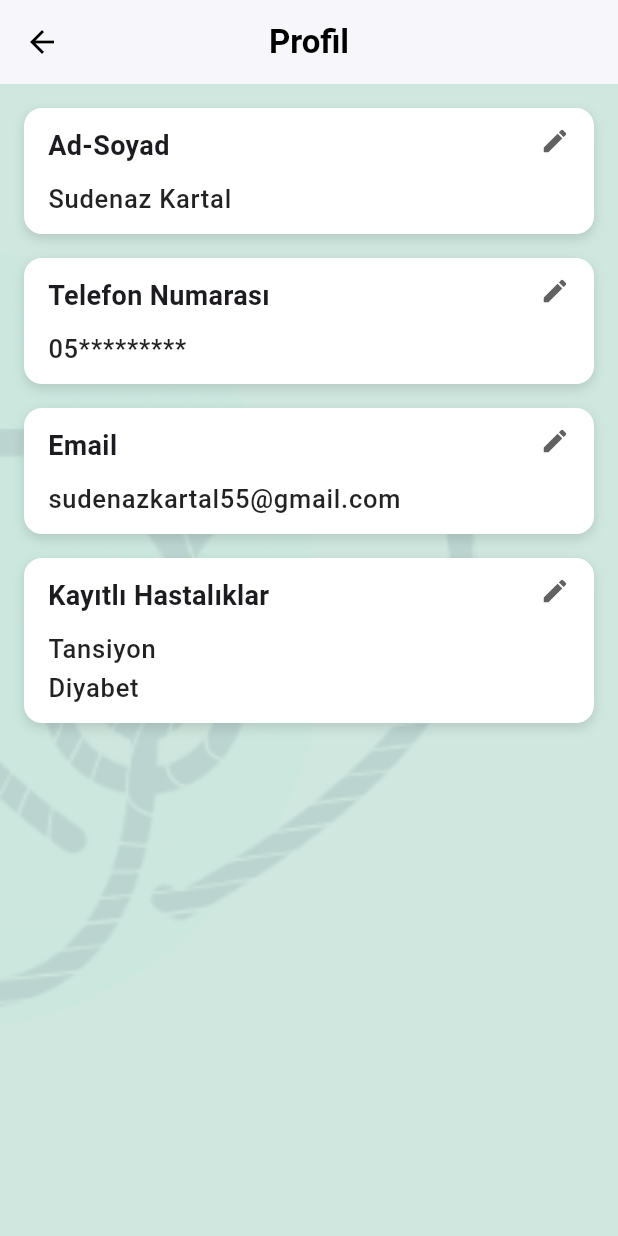
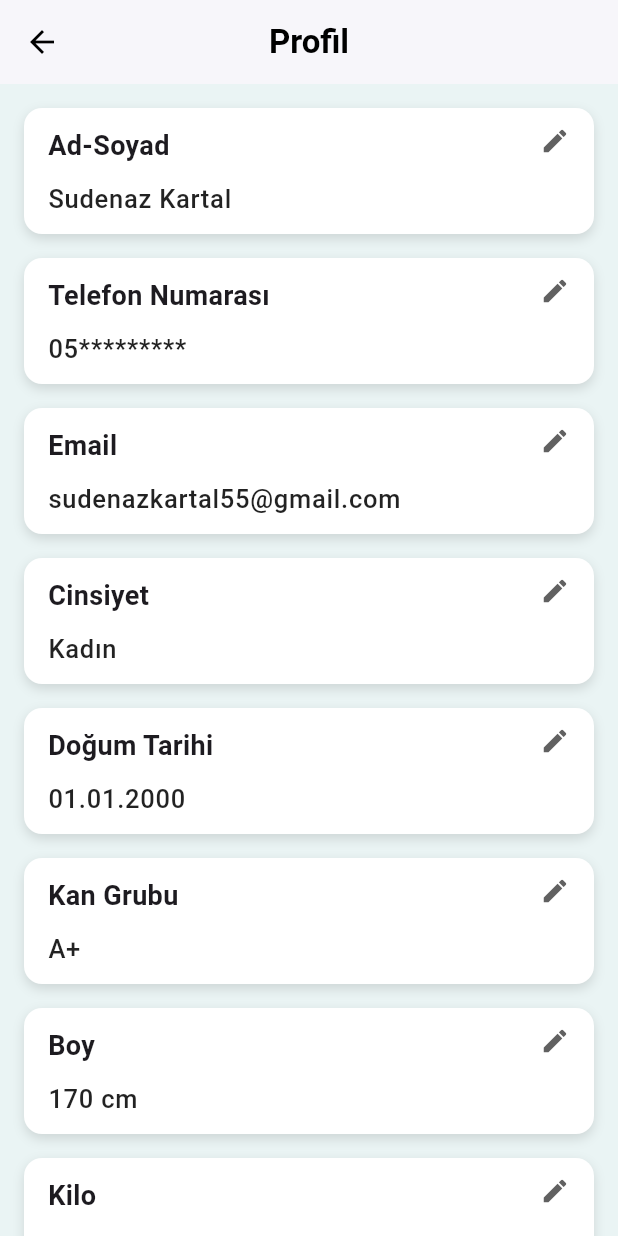
Before and after one commit to Muhammed-Canpolat/HealthAssistant, a Flutter app: the ProfilePage screen opened directly, on a phone screen of 412 x 824 dp. Run offline on Flutter 3.47's test engine with Material 3 defaults, Android fonts, the phone set to English and light mode, and no system bars; our stand-ins replace firebase_core, fl_chart, geolocator, google_maps_flutter, multi_select_flutter; accounts and stored records are empty.

Commit message:
profil güncellendi

```diff
--- a/lib/main.dart
+++ b/lib/main.dart
@@ -6,7 +6,7 @@ import 'firebase_options.dart';
 import 'screens/login_email_screen.dart';
 import 'screens/login_phone_screen.dart';
 import 'screens/login_sms_screen.dart';
-import 'screens/register_patient_security_screen.dart'; // Doğru dosya adı ve class
+import 'screens/register_patient_screen.dart'; // Doğru dosya adı ve class
 import 'screens/register_relative_screen.dart';
 import 'screens/forgot_password_screen.dart';
 import 'screens/forgot_password_verify_screen.dart';
--- a/lib/screens/profile.dart
+++ b/lib/screens/profile.dart
@@ -1,3 +1,4 @@
+import 'package:flutter/cupertino.dart';
 import 'package:flutter/material.dart';
 
 class ProfilePage extends StatefulWidget {
@@ -8,32 +9,82 @@ class ProfilePage extends StatefulWidget {
 class _ProfilePageState extends State<ProfilePage> {
   bool isEditing = false;
 
-  TextEditingController nameController = TextEditingController(
+  final TextEditingController nameController = TextEditingController(
     text: "Sudenaz Kartal",
   );
-  TextEditingController phoneController = TextEditingController(
+  final TextEditingController birthDateController = TextEditingController(
+    text: "01.01.2000",
+  );
+  final TextEditingController genderController = TextEditingController(
+    text: "Kadın",
+  );
+  final TextEditingController bloodGroupController = TextEditingController(
+    text: "A+",
+  );
+  final TextEditingController heightController = TextEditingController(
+    text: "170 cm",
+  );
+  final TextEditingController weightController = TextEditingController(
+    text: "60 kg",
+  );
+  final TextEditingController phoneController = TextEditingController(
     text: "05*********",
   );
-  TextEditingController emailController = TextEditingController(
+  final TextEditingController emailController = TextEditingController(
     text: "sudenazkartal55@gmail.com",
   );
-  TextEditingController diseaseController = TextEditingController(
-    text: "Tansiyon\nDiyabet",
-  );
+  final TextEditingController diseaseController = TextEditingController();
 
-  List<String> allDiseases = ['Tansiyon', 'Diyabet', 'Astım', 'Kalp'];
-  Set<String> selectedDiseases = {'Tansiyon', 'Diyabet'};
+  final List<String> allDiseases = [
+    'Tansiyon',
+    'Diyabet',
+    'Astım',
+    'Kalp',
+    "KOAH",
+    "Panik Atak",
+    "Uyku Apnesi ve Uyku Bozuklukları",
+  ];
 
-  FocusNode nameFocus = FocusNode();
-  FocusNode phoneFocus = FocusNode();
-  FocusNode emailFocus = FocusNode();
-  FocusNode diseaseFocus = FocusNode();
+  final List<String> bloodTypes = [
+    'A+',
+    'A-',
+    'B+',
+    'B-',
+    'AB+',
+    'AB-',
+    '0+',
+    '0-',
+  ];
+
+  late Set<String> selectedDiseases;
+
+  final FocusNode nameFocus = FocusNode();
+  final FocusNode phoneFocus = FocusNode();
+  final FocusNode emailFocus = FocusNode();
+  final FocusNode diseaseFocus = FocusNode();
+  final FocusNode genderFocus = FocusNode();
+  final FocusNode birthDateFocus = FocusNode();
+  final FocusNode bloodGroupFocus = FocusNode();
+  final FocusNode heightFocus = FocusNode();
+  final FocusNode weightFocus = FocusNode();
+
+  @override
+  void initState() {
+    super.initState();
+    selectedDiseases = {'Tansiyon', 'Diyabet'};
+    diseaseController.text = selectedDiseases.join('\n');
+  }
 
   @override
   void dispose() {
     nameFocus.dispose();
     phoneFocus.dispose();
     emailFocus.dispose();
+    genderFocus.dispose();
+    birthDateFocus.dispose();
+    bloodGroupFocus.dispose();
+    heightFocus.dispose();
+    weightFocus.dispose();
     diseaseFocus.dispose();
     super.dispose();
   }
@@ -46,47 +97,76 @@ class _ProfilePageState extends State<ProfilePage> {
   }
 
   void showDiseaseSelectionPanel() {
+    Set<String> tempSelectedDiseases = Set.from(selectedDiseases);
+
     showModalBottomSheet(
       context: context,
+      isScrollControlled: true,
       shape: const RoundedRectangleBorder(
         borderRadius: BorderRadius.vertical(top: Radius.circular(16)),
       ),
       builder: (context) {
+        return DraggableScrollableSheet(
+          expand: false,
+          initialChildSize: 0.5,
+          minChildSize: 0.3,
+          maxChildSize: 0.9,
+          builder: (context, scrollController) {
             return StatefulBuilder(
               builder: (context, setModalState) {
                 return Padding(
                   padding: const EdgeInsets.all(16.0),
                   child: Column(
-                mainAxisSize: MainAxisSize.min,
                     children: [
                       const Text(
-                    'Hastalık Seçimi',
-                    style: TextStyle(fontSize: 20, fontWeight: FontWeight.bold),
+                        'Hastalıklar',
+                        style: TextStyle(
+                          fontSize: 20,
+                          fontWeight: FontWeight.bold,
+                        ),
                       ),
                       const SizedBox(height: 10),
-                  ...allDiseases.map((disease) {
+                      Expanded(
+                        child: ListView.builder(
+                          controller: scrollController,
+                          itemCount: allDiseases.length,
+                          itemBuilder: (context, index) {
+                            final disease = allDiseases[index];
                             return CheckboxListTile(
-                      title: Text(disease),
-                      value: selectedDiseases.contains(disease),
+                              title: Text(
+                                disease,
+                                style: const TextStyle(fontSize: 18),
+                              ),
+                              value: tempSelectedDiseases.contains(disease),
                               onChanged: (bool? value) {
                                 setModalState(() {
                                   if (value == true) {
-                            selectedDiseases.add(disease);
+                                    tempSelectedDiseases.add(disease);
                                   } else {
-                            selectedDiseases.remove(disease);
+                                    tempSelectedDiseases.remove(disease);
                                   }
                                 });
                               },
                             );
-                  }).toList(),
-                  const SizedBox(height: 10),
+                          },
+                        ),
+                      ),
                       ElevatedButton(
                         onPressed: () {
-                      diseaseController.text = selectedDiseases.join('\n');
+                          setState(() {
+                            selectedDiseases = tempSelectedDiseases;
+                            diseaseController.text = selectedDiseases.join(
+                              '\n',
+                            );
+                          });
                           Navigator.pop(context);
                         },
-                    child: const Text("Kaydet"),
+                        child: const Text(
+                          "Kaydet",
+                          style: TextStyle(fontSize: 20),
                         ),
+                      ),
+                      const SizedBox(height: 16),
                     ],
                   ),
                 );
@@ -94,7 +174,11 @@ class _ProfilePageState extends State<ProfilePage> {
             );
           },
         );
+      },
+    );
   }
+
+  // ... [showBirthDatePicker, showBloodGroupPicker, showNumberPicker metodları aynı şekilde korunabilir]
 
   @override
   Widget build(BuildContext context) {
@@ -110,12 +194,9 @@ class _ProfilePageState extends State<ProfilePage> {
         iconTheme: const IconThemeData(color: Colors.black),
       ),
       backgroundColor: const Color(0xFFEAF4F4),
-      body: Stack(
-        children: [
-          Positioned.fill(
-            child: Image.asset('images/arka_plan.png', fit: BoxFit.cover),
-          ),
-          Padding(
+      body: SafeArea(
+        child: SingleChildScrollView(
+          child: Padding(
             padding: const EdgeInsets.all(16.0),
             child: Column(
               children: [
@@ -126,16 +207,30 @@ class _ProfilePageState extends State<ProfilePage> {
                   phoneFocus,
                 ),
                 _buildEditableTile("Email", emailController, emailFocus),
+                _buildEditableTile("Cinsiyet", genderController, genderFocus),
+                _buildEditableTile(
+                  "Doğum Tarihi",
+                  birthDateController,
+                  birthDateFocus,
+                ),
+                _buildEditableTile(
+                  "Kan Grubu",
+                  bloodGroupController,
+                  bloodGroupFocus,
+                ),
+                _buildEditableTile("Boy", heightController, heightFocus),
+                _buildEditableTile("Kilo", weightController, weightFocus),
                 _buildEditableTile(
                   "Kayıtlı Hastalıklar",
                   diseaseController,
                   diseaseFocus,
-                  maxLines: 2,
+                  maxLines: 4,
+                  onEdit: showDiseaseSelectionPanel,
                 ),
               ],
             ),
           ),
-        ],
+        ),
       ),
     );
   }
@@ -145,6 +240,7 @@ class _ProfilePageState extends State<ProfilePage> {
     TextEditingController controller,
     FocusNode focusNode, {
     int maxLines = 1,
+    VoidCallback? onEdit,
   }) {
     return Container(
       margin: const EdgeInsets.only(bottom: 16),
@@ -174,7 +270,7 @@ class _ProfilePageState extends State<ProfilePage> {
                 TextField(
                   controller: controller,
                   focusNode: focusNode,
-                  enabled: isEditing && label != "Kayıtlı Hastalıklar",
+                  enabled: isEditing && onEdit == null,
                   maxLines: maxLines,
                   decoration: const InputDecoration.collapsed(hintText: ""),
                   style: const TextStyle(
@@ -187,13 +283,7 @@ class _ProfilePageState extends State<ProfilePage> {
             ),
           ),
           GestureDetector(
-            onTap: () {
-              if (label == "Kayıtlı Hastalıklar") {
-                showDiseaseSelectionPanel();
-              } else {
-                enableEditing(focusNode);
-              }
-            },
+            onTap: onEdit ?? () => enableEditing(focusNode),
             child: Icon(Icons.edit, size: 20, color: Colors.grey[700]),
           ),
         ],
--- a/lib/screens/register_patient_security_screen.dart
+++ b/lib/screens/register_patient_screen.dart
@@ -26,13 +26,13 @@ class _RegisterPatientSecurityScreenState
   List<String> selectedDiseases = [];
 
   final List<String> diseaseList = [
-    "KOAH",
-    "Panik Atak",
-    "Uyku apnesi ve Uyku Bozuklukları",
     "Diyabet",
     "Tansiyon",
     "Kalp",
     "Astım",
+    "KOAH",
+    "Panik Atak",
+    "Uyku apnesi ve Uyku Bozuklukları",
   ];
 
   @override
```
Lines whose indentation alone changed are shown as unchanged.
